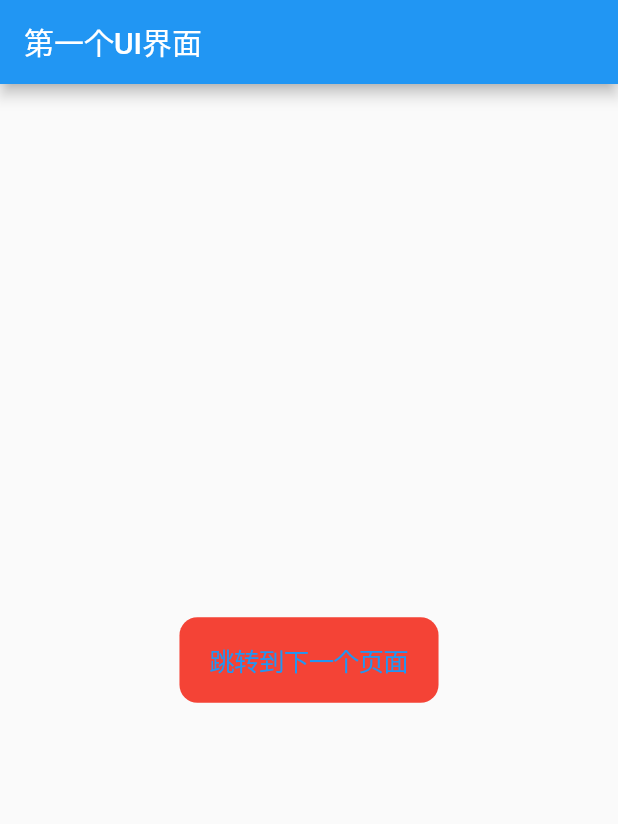
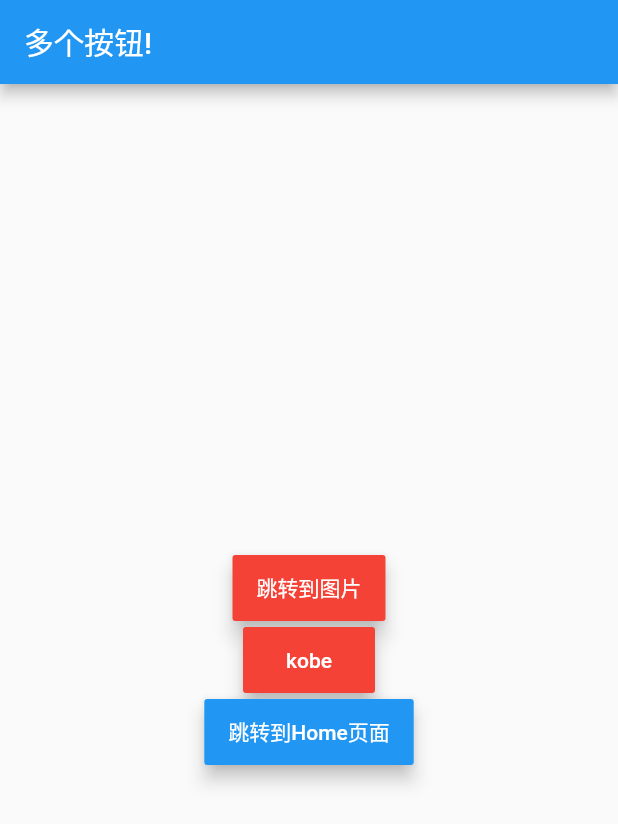
Before and after one commit to yzjzmn/Flutter_learning, a Flutter app: the screen it shows after launch, on a phone screen of 412 x 824 dp. Shown: the top 824 px of the screen. Run offline on Flutter 3.47's test engine with Material 2 defaults, Android fonts, the phone set to English and light mode, and no system bars.

Commit message:
no message

```diff
--- a/one_project/lib/BuildViewPage.dart
+++ b/one_project/lib/BuildViewPage.dart
@@ -1,5 +1,6 @@
 import 'package:flutter/material.dart';
 import 'package:flutter/cupertino.dart';
+import 'HomeMenuPage.dart';
 
 // 新建一个 page  默认有3种方式
 // Flutter Stateful widget
@@ -27,7 +28,87 @@ class _BuildViewPageState extends State<BuildViewPage> {
   // 可以看做OC的ViewDidLoad方法
   @override
   Widget build(BuildContext context) {
-    return setUpUIView();
+    // return setUpUIView();
+    return setUpButtons();
+  }
+
+  // 加载多个buton
+  Scaffold setUpButtons() {
+    return new Scaffold(
+      appBar: new AppBar(
+        title: Text('多个按钮!'),
+      ),
+
+      body: new Column(
+        mainAxisAlignment: MainAxisAlignment.center,
+        children: <Widget>[
+          setUpCenter(),
+          setUpCenter('kobe'),
+          new MaterialButton(
+            height: 44.0,
+              color: Colors.blue,
+              child: Text('跳转到Home页面'),
+              textColor: Colors.white,//文字的颜色
+              textTheme:ButtonTextTheme.normal ,//按钮的主题
+              onHighlightChanged: (bool b){//水波纹高亮变化回调
+              },
+              disabledTextColor: Colors.black54,//按钮禁用时候文字的颜色
+              disabledColor: Colors.black54,//按钮被禁用的时候显示的颜色
+              highlightColor: Colors.lightBlue,//点击或者toch控件高亮的时候显示在控件上面，水波纹下面的颜色
+              splashColor: Colors.white,//水波纹的颜色
+              colorBrightness: Brightness.light,//按钮主题高亮
+              elevation: 5.0,//按钮下面的阴影
+              highlightElevation: 5.0,//高亮时候的阴影
+              disabledElevation: 5.0,//按下的时候的阴影
+
+              onPressed: (){
+                Navigator.push(
+                  context,
+                  new MaterialPageRoute(
+                    builder: (context) => new HomeMenuPage()
+                  )
+                );
+              },
+          ),
+        ],
+
+      ),
+    );
+  }
+
+  /// 构建一个按钮MaterialButton
+  Center setUpCenter([String title = "跳转到图片"]) {
+    return new Center(
+            child: new MaterialButton(
+              height: 44.0,
+              color: Colors.red,
+              child: Text(title),
+              // padding: EdgeInsets.all(50.0),//按钮距离里面内容的内边距
+              textColor: Colors.white,//文字的颜色
+              textTheme:ButtonTextTheme.normal ,//按钮的主题
+              onHighlightChanged: (bool b){//水波纹高亮变化回调
+              },
+              disabledTextColor: Colors.black54,//按钮禁用时候文字的颜色
+              disabledColor: Colors.black54,//按钮被禁用的时候显示的颜色
+              highlightColor: Colors.yellowAccent,//点击或者toch控件高亮的时候显示在控件上面，水波纹下面的颜色
+              splashColor: Colors.white,//水波纹的颜色
+              colorBrightness: Brightness.light,//按钮主题高亮
+              elevation: 5.0,//按钮下面的阴影
+              highlightElevation: 5.0,//高亮时候的阴影
+              disabledElevation: 5.0,//按下的时候的阴影
+
+              onPressed: (){
+                Navigator.push(
+                  context,
+                  new MaterialPageRoute(
+                    builder: (context) => new PushSecondViewController(
+                    title: '第二个页面',
+                    )
+                  )
+                );
+              },
+            ),
+          );
   }
 
   /// UI布局  返回一个 Scaffold
```
Also changed, not shown: one_project/lib/HomeMenuPage.dart (added, +18 -0 lines), one_project/lib/SampleAppPage.dart (+47 -3 lines).
